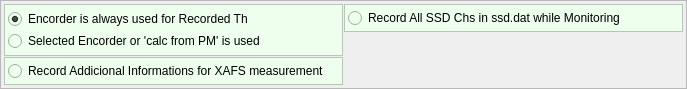
mtab3/xafsm2, file Conditions.ui: the form before one commit.
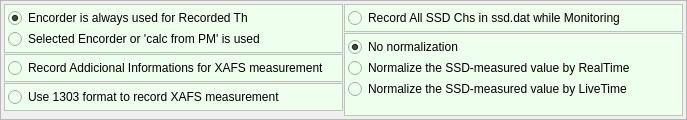
The form after the commit.

Patch:
```diff
--- a/Conditions.ui
+++ b/Conditions.ui
@@ -7,7 +7,7 @@
     <x>0</x>
     <y>0</y>
     <width>687</width>
-    <height>89</height>
+    <height>120</height>
    </rect>
   </property>
   <property name="windowTitle">
@@ -57,6 +57,92 @@
      </layout>
     </widget>
    </item>
+   <item row="0" column="0" rowspan="2">
+    <widget class="QFrame" name="frame">
+     <property name="styleSheet">
+      <string notr="true">background-color: #eeffee</string>
+     </property>
+     <property name="frameShape">
+      <enum>QFrame::StyledPanel</enum>
+     </property>
+     <property name="frameShadow">
+      <enum>QFrame::Plain</enum>
+     </property>
+     <layout class="QGridLayout" name="gridLayout">
+      <property name="margin">
+       <number>3</number>
+      </property>
+      <property name="spacing">
+       <number>1</number>
+      </property>
+      <item row="0" column="0">
+       <widget class="QRadioButton" name="SelEncAsTh">
+        <property name="text">
+         <string>Encorder is always used for Recorded Th</string>
+        </property>
+        <property name="checked">
+         <bool>true</bool>
+        </property>
+       </widget>
+      </item>
+      <item row="1" column="0">
+       <widget class="QRadioButton" name="SelSelAsTh">
+        <property name="text">
+         <string>Selected Encorder or 'calc from PM' is used</string>
+        </property>
+       </widget>
+      </item>
+     </layout>
+    </widget>
+   </item>
+   <item row="1" column="1" rowspan="4">
+    <widget class="QFrame" name="frame_4">
+     <property name="styleSheet">
+      <string notr="true">background-color: #eeffee</string>
+     </property>
+     <property name="frameShape">
+      <enum>QFrame::StyledPanel</enum>
+     </property>
+     <property name="frameShadow">
+      <enum>QFrame::Raised</enum>
+     </property>
+     <layout class="QFormLayout" name="formLayout">
+      <property name="horizontalSpacing">
+       <number>1</number>
+      </property>
+      <property name="verticalSpacing">
+       <number>1</number>
+      </property>
+      <property name="margin">
+       <number>3</number>
+      </property>
+      <item row="0" column="0">
+       <widget class="QRadioButton" name="radioButton">
+        <property name="text">
+         <string>No normalization</string>
+        </property>
+        <property name="checked">
+         <bool>true</bool>
+        </property>
+       </widget>
+      </item>
+      <item row="1" column="0">
+       <widget class="QRadioButton" name="radioButton_2">
+        <property name="text">
+         <string>Normalize the SSD-measured value by RealTime</string>
+        </property>
+       </widget>
+      </item>
+      <item row="2" column="0">
+       <widget class="QRadioButton" name="radioButton_3">
+        <property name="text">
+         <string>Normalize the SSD-measured value by LiveTime</string>
+        </property>
+       </widget>
+      </item>
+     </layout>
+    </widget>
+   </item>
    <item row="2" column="0">
     <widget class="QFrame" name="frame_2">
      <property name="styleSheet">
@@ -89,8 +175,8 @@
      </layout>
     </widget>
    </item>
-   <item row="0" column="0" rowspan="2">
-    <widget class="QFrame" name="frame">
+   <item row="3" column="0">
+    <widget class="QFrame" name="frame_5">
      <property name="styleSheet">
       <string notr="true">background-color: #eeffee</string>
      </property>
@@ -98,9 +184,9 @@
       <enum>QFrame::StyledPanel</enum>
      </property>
      <property name="frameShadow">
-      <enum>QFrame::Plain</enum>
+      <enum>QFrame::Raised</enum>
      </property>
-     <layout class="QGridLayout" name="gridLayout">
+     <layout class="QGridLayout" name="gridLayout_5">
       <property name="margin">
        <number>3</number>
       </property>
@@ -108,19 +194,9 @@
        <number>1</number>
       </property>
       <item row="0" column="0">
-       <widget class="QRadioButton" name="SelEncAsTh">
+       <widget class="QRadioButton" name="Use1303Format">
         <property name="text">
-         <string>Encorder is always used for Recorded Th</string>
-        </property>
-        <property name="checked">
-         <bool>true</bool>
-        </property>
-       </widget>
-      </item>
-      <item row="1" column="0">
-       <widget class="QRadioButton" name="SelSelAsTh">
-        <property name="text">
-         <string>Selected Encorder or 'calc from PM' is used</string>
+         <string>Use 1303 format to record XAFS measurement</string>
         </property>
        </widget>
       </item>
```
